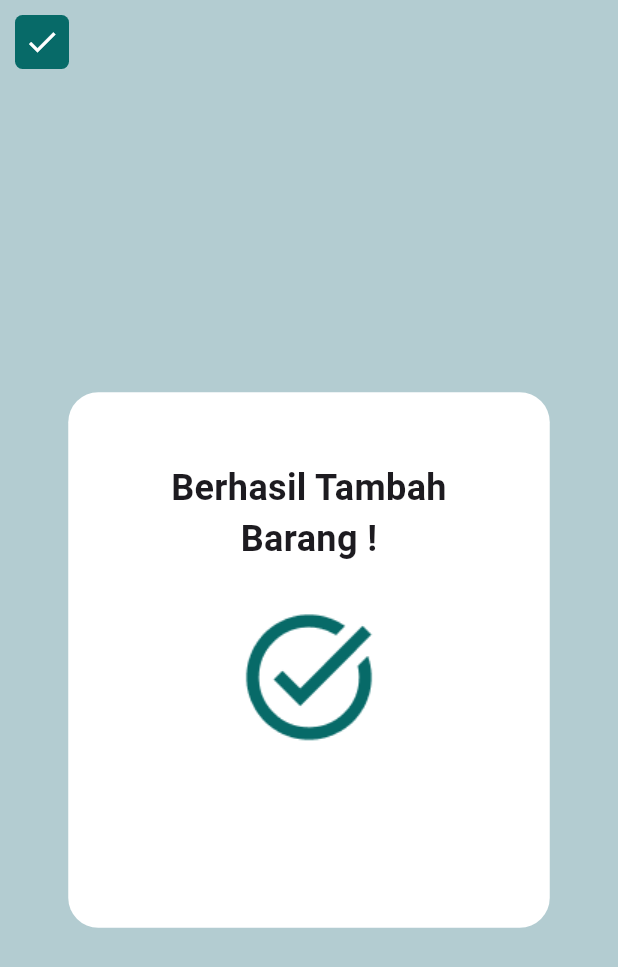
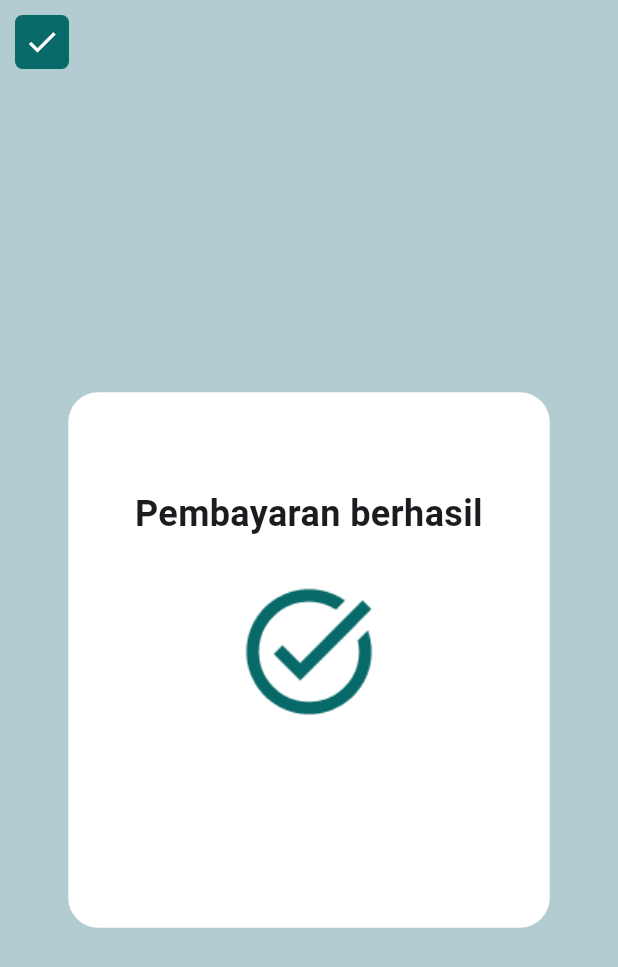
Before and after one commit to farhanmualif/kasir-mobile, a Flutter app: the PaymentDone screen opened directly, on a phone screen of 412 x 824 dp. Shown: the top 967 px of the screen. Run offline on Flutter 3.47's test engine with Material 3 defaults, Android fonts, the light colour scheme and no system bars; our stand-ins replace flutter_dotenv, image_picker, shared_preferences; missing offline and left inert: flutter_barcode_scanner, syncfusion_flutter_pdfviewer; accounts and stored records are empty.

Commit message:
android: fix bug transaction page

```diff
--- a/lib/pages/home/splash.dart
+++ b/lib/pages/home/splash.dart
@@ -1,6 +1,4 @@
-import 'dart:io';
 
-import 'package:connectivity_plus/connectivity_plus.dart';
 import 'package:flutter/material.dart';
 import 'package:kasir_mobile/interface/check_auth_interface.dart';
 import 'package:kasir_mobile/pages/auth/login_page.dart';
--- a/lib/pages/transaction/confirm_transaction.dart
+++ b/lib/pages/transaction/confirm_transaction.dart
@@ -57,6 +57,7 @@ class _ConfirmTransactionState extends State<ConfirmTransaction> {
 
   @override
   Widget build(BuildContext context) {
+    debugPrint('type transaction 2: ${widget.typeTransaction}');
     return Scaffold(
       appBar: AppBar(
         iconTheme: const IconThemeData(color: Colors.white),
@@ -218,6 +219,7 @@ class _ConfirmTransactionState extends State<ConfirmTransaction> {
                                       builder: (context) => Payment(
                                         totalPrice: calculateTotalPrice(),
                                         listTransaction: groupedProducts,
+
                                       ),
                                     ),
                                   );
--- a/lib/pages/transaction/payment.dart
+++ b/lib/pages/transaction/payment.dart
@@ -87,7 +87,7 @@ class _PaymentState extends State<Payment> {
                       builder: (context) => PaymentDone(
                         change: change,
                         noTransaction: result.data?.noTransaction,
-                        typeTransaction: "Penjualan",
+                        typeTransaction: "Transaksi",
                       ),
                     ),
                   );
--- a/lib/pages/transaction/payment_done.dart
+++ b/lib/pages/transaction/payment_done.dart
@@ -17,6 +17,7 @@ class PaymentDone extends StatelessWidget {
 
   @override
   Widget build(BuildContext context) {
+
     return Scaffold(
       appBar: AppBar(
         backgroundColor: const Color(0xff076A68).withOpacity(0.3),
@@ -59,7 +60,7 @@ class PaymentDone extends StatelessWidget {
               crossAxisAlignment: CrossAxisAlignment.center,
               children: [
                 Text(
-                  typeTransaction == "Pembelian Barang"
+                  typeTransaction == "Penjualan"
                       ? 'Berhasil Tambah Barang !'
                       : "Pembayaran berhasil",
                   textAlign: TextAlign.center,
--- a/lib/pages/transaction/transaction.dart
+++ b/lib/pages/transaction/transaction.dart
@@ -60,6 +60,7 @@ class _TransactionState extends State<Transaction> {
 
   @override
   Widget build(BuildContext context) {
+    debugPrint('type transaction 1: ${widget.typeTransaction}');
     return Scaffold(
       appBar: AppBar(
         iconTheme: const IconThemeData(color: Colors.white),
```
